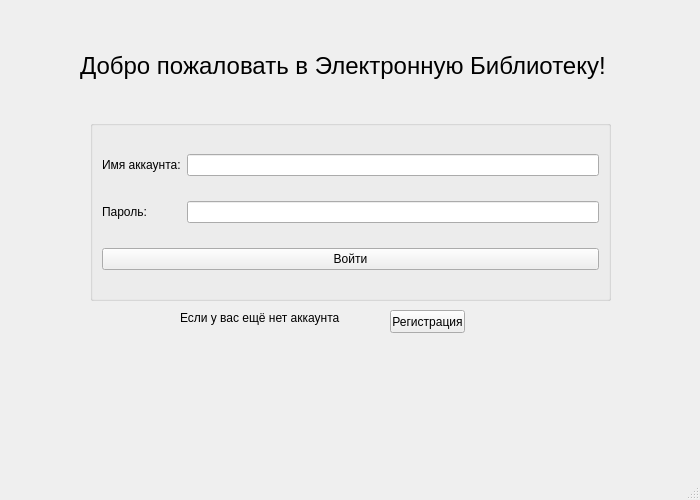
Above: qt_design/qt_design/authorization.ui from sollmater/digital-library before the change. Below: the same form after it.
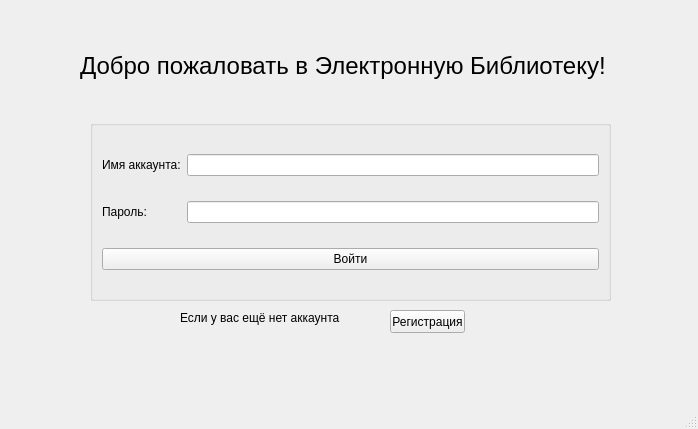
That is the form after the change.

Commit message: обновление дизайна

Diff of the .ui file:
```diff
--- a/qt_design/qt_design/authorization.ui
+++ b/qt_design/qt_design/authorization.ui
@@ -6,8 +6,8 @@
    <rect>
     <x>0</x>
     <y>0</y>
-    <width>700</width>
-    <height>500</height>
+    <width>698</width>
+    <height>429</height>
    </rect>
   </property>
   <property name="maximumSize">
@@ -17,7 +17,10 @@
    </size>
   </property>
   <property name="windowTitle">
-   <string>Авторизация и Вход</string>
+   <string>Авторизация</string>
+  </property>
+  <property name="autoFillBackground">
+   <bool>false</bool>
   </property>
   <widget class="QWidget" name="centralwidget">
    <widget class="QLabel" name="label">
```
Left out of the diff: 6 changed lines with no effect on the pictures. The commit also changes 2 other files.
